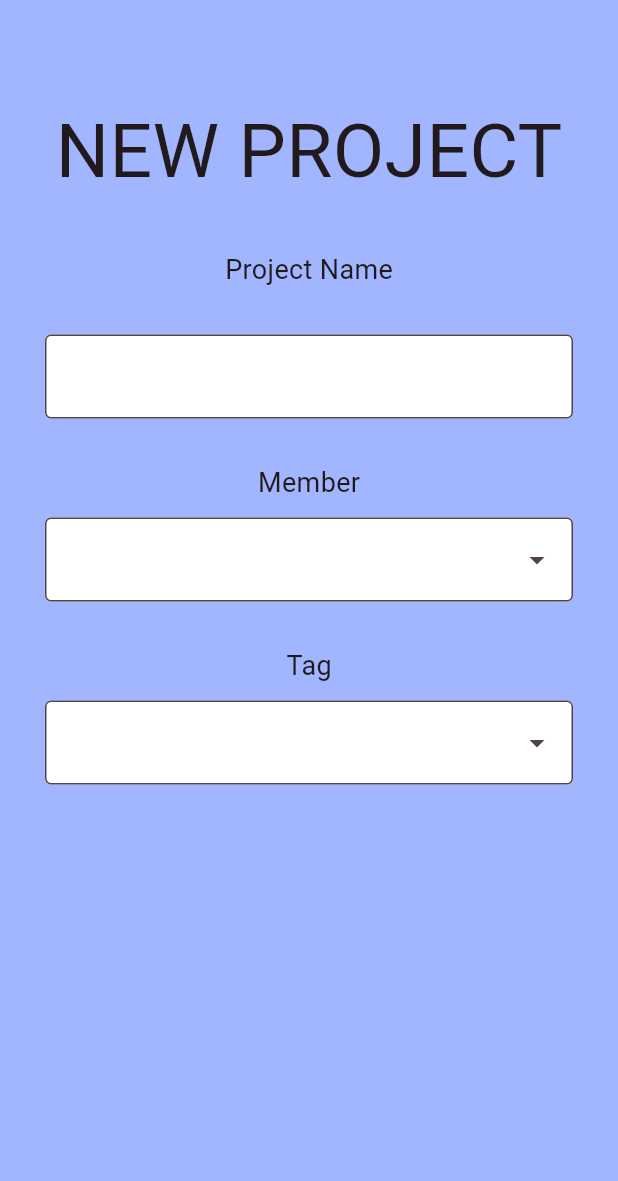
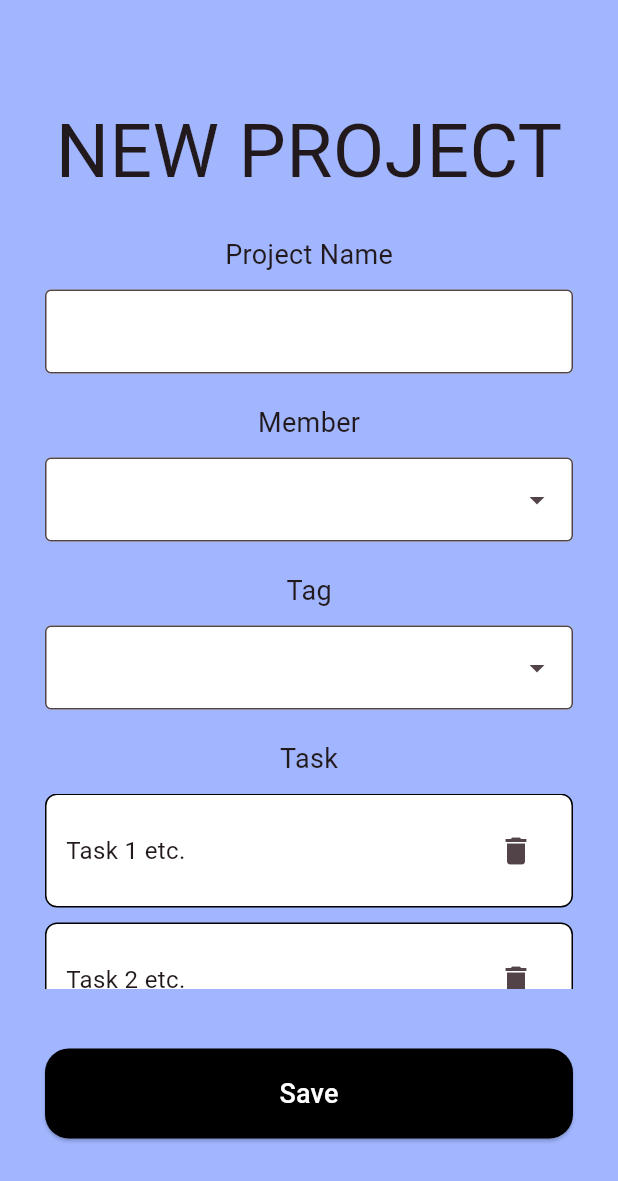
Before and after one commit to Aomsin-MDSC/Collaboration-App-Client, a Flutter app: the NewProjectView screen opened directly, on a phone screen of 412 x 824 dp. Shown: the top 1181 px of the screen. Run offline on Flutter 3.47's test engine with Material 3 defaults, Android fonts, the phone set to English and light mode, and no system bars; drawn by our look-alikes of dropdown_search; our stand-ins replace flutter_expandable_fab, get.

```diff
--- a/lib/controllers/new_project_controller.dart
+++ b/lib/controllers/new_project_controller.dart
@@ -10,7 +10,11 @@ class NewProjectController extends GetxController {
     'shouta',
     'thank',
     'pob',
-    'fam'
+    'fam',
+    'who',
+    'who1',
+    'who2',
+    'who3',
   ].obs;
 
   // get memberlist for show
--- a/lib/views/login_assets/login_form.dart
+++ b/lib/views/login_assets/login_form.dart
@@ -1,6 +1,5 @@
 import 'package:collaboration_app_client/controllers/register_controller.dart';
 import 'package:collaboration_app_client/views/home_view.dart';
-import 'package:collaboration_app_client/views/new_project_view.dart';
 import 'package:collaboration_app_client/views/register_view.dart';
 import 'package:flutter/material.dart';
 import 'package:get/get.dart';
--- a/lib/views/new_project_assets/new_project_form.dart
+++ b/lib/views/new_project_assets/new_project_form.dart
@@ -25,11 +25,12 @@ class _NewProjectFormState extends State<NewProjectForm> {
         child: Column(
           crossAxisAlignment: CrossAxisAlignment.center,
           children: [
+            //  Project --------------------
             const SizedBox(height: 30,),
             Text("NEW PROJECT".toUpperCase(),style: TextStyle(fontSize: 50),),
-            const SizedBox(height: 30,),
+            const SizedBox(height: 20,),
             Text("Project Name",style: TextStyle(fontSize: 18),),
-            const SizedBox(height: 30,),
+            const SizedBox(height: 10,),
             TextField(
               controller: projectcontroller.projectname,
               decoration: const InputDecoration(
@@ -40,8 +41,8 @@ class _NewProjectFormState extends State<NewProjectForm> {
               ),
             ),
 
-            //Member
-            const SizedBox(height: 30,),
+            //  Member  --------------------
+            const SizedBox(height: 20,),
             Text("Member",style: TextStyle(fontSize: 18),),
             const SizedBox(height: 10,),
             Obx(() {
@@ -70,10 +71,15 @@ class _NewProjectFormState extends State<NewProjectForm> {
                 //    ),
                 //  ),
                 //),
-                // --------------------
+                // // --------------------
+                // popupProps: PopupProps.menu(
+                //
+                // ),
               );
             }),
-            const SizedBox(height: 30,),
+
+            //  Tag --------------------
+            const SizedBox(height: 20,),
             Text("Tag",style: TextStyle(fontSize: 18),),
             const SizedBox(height: 10,),
             Obx(() {
@@ -93,13 +99,100 @@ class _NewProjectFormState extends State<NewProjectForm> {
                 },
               );
             }),
-            const SizedBox(height: 30),
-            SingleChildScrollView(
-              child: Column(
-                mainAxisSize: MainAxisSize.min, // ใช้ MainAxisSize.min เพื่อลดปัญหา infinite size
-                children: [
 
-                ],
+            //  Task  --------------------
+            const SizedBox(height: 20),
+            Text("Task", style: TextStyle(fontSize: 18),),
+            const SizedBox(height: 10,),
+            Column(
+              mainAxisSize: MainAxisSize.min,
+              children: [
+                SizedBox(height: 130, child: SingleChildScrollView(
+                  child: Column(
+                    children: [
+                      Container(
+                        padding: const EdgeInsets.all(13),
+                        decoration: BoxDecoration(
+                          color: Colors.white,
+                          border: Border.all(color: Colors.black),
+                          borderRadius: BorderRadius.circular(8),
+                        ),
+                        child: Row( // Example 1
+                          mainAxisAlignment: MainAxisAlignment.spaceBetween,
+                          children: [
+                            Text("Task 1 etc.", style: TextStyle(fontSize: 16),),
+                            IconButton(
+                              icon: Icon(Icons.delete),
+                              onPressed: () {
+                                print("delete task");
+                              },
+                            )
+                          ],
+                        ),
+                      ),
+                      const SizedBox(height: 10,),
+                      Container(
+                        padding: const EdgeInsets.all(13),
+                        decoration: BoxDecoration(
+                          color: Colors.white,
+                          border: Border.all(color: Colors.black),
+                          borderRadius: BorderRadius.circular(8),
+                        ),
+                        child: Row( // Example 2
+                          mainAxisAlignment: MainAxisAlignment.spaceBetween,
+                          children: [
+                            Text("Task 2 etc.", style: TextStyle(fontSize: 16),),
+                            IconButton(
+                              icon: Icon(Icons.delete),
+                              onPressed: () {
+                                print("delete task");
+                              },
+                            )
+                          ],
+                        ),
+                      ),
+
+                      // button add task
+                      const SizedBox(height: 10,),
+                      Container(
+                        padding: const EdgeInsets.all(1),
+                        decoration: BoxDecoration(
+                          color: Colors.grey,
+                          border: Border.all(color: Colors.black),
+                          borderRadius: BorderRadius.circular(8),
+                        ),
+                        child: Center(
+                          child: IconButton(
+                            icon: Icon(Icons.add),
+                            onPressed: () {
+                              print("AddTask");
+                            },
+                          ),
+                        ),
+                      )
+                    ],
+                  ),
+                ),)
+              ],
+            ),
+
+            // button Save New project page
+            const SizedBox(height: 40,),
+            SizedBox(
+              width: double.infinity,
+              height: 60,
+              child: ElevatedButton(
+                onPressed: () {
+                  print("gogogo");
+                },
+                style: ElevatedButton.styleFrom(
+                  shape: RoundedRectangleBorder(
+                    borderRadius: BorderRadius.circular(16),
+                  ),
+                  backgroundColor: Colors.black,
+                  foregroundColor: Colors.white,
+                ),
+                child: Text("Save",style: TextStyle(fontSize: 18),),
               ),
             ),
           ],
--- /dev/null
+++ b/lib/views/new_tag_assets/new_tag_form.dart
@@ -0,0 +1,23 @@
+
+
+import 'package:flutter/material.dart';
+import 'package:get/get.dart';
+
+class NewTagForm extends StatefulWidget {
+  const NewTagForm ({super.key});
+
+  @override
+  State<NewTagForm> createState() => _NewTagFormState();
+}
+
+class _NewTagFormState extends State<NewTagForm> {
+  @override
+  Widget build(BuildContext context) {
+    return Column(
+      crossAxisAlignment: CrossAxisAlignment.center,
+      children: [
+        Text("Text")
+      ],
+    );
+  }
+}
--- /dev/null
+++ b/lib/views/new_tag_view.dart
@@ -0,0 +1,24 @@
+import 'package:flutter/material.dart';
+import 'package:collaboration_app_client/views/new_tag_assets/new_tag_form.dart';
+
+class NewTagView extends StatelessWidget {
+  const NewTagView ({super.key});
+
+  @override
+  Widget build(BuildContext context) {
+    return SafeArea(
+      child: Scaffold(
+        backgroundColor: const Color.fromRGBO(255, 237, 122, 1),
+        body: SingleChildScrollView(
+          child: Container(
+            padding: const EdgeInsets.all(30),
+            child: const Column(
+              crossAxisAlignment: CrossAxisAlignment.center,
+              children: [NewTagForm()],
+            ),
+          ),
+        ),
+      ),
+    );
+  }
+}
```
